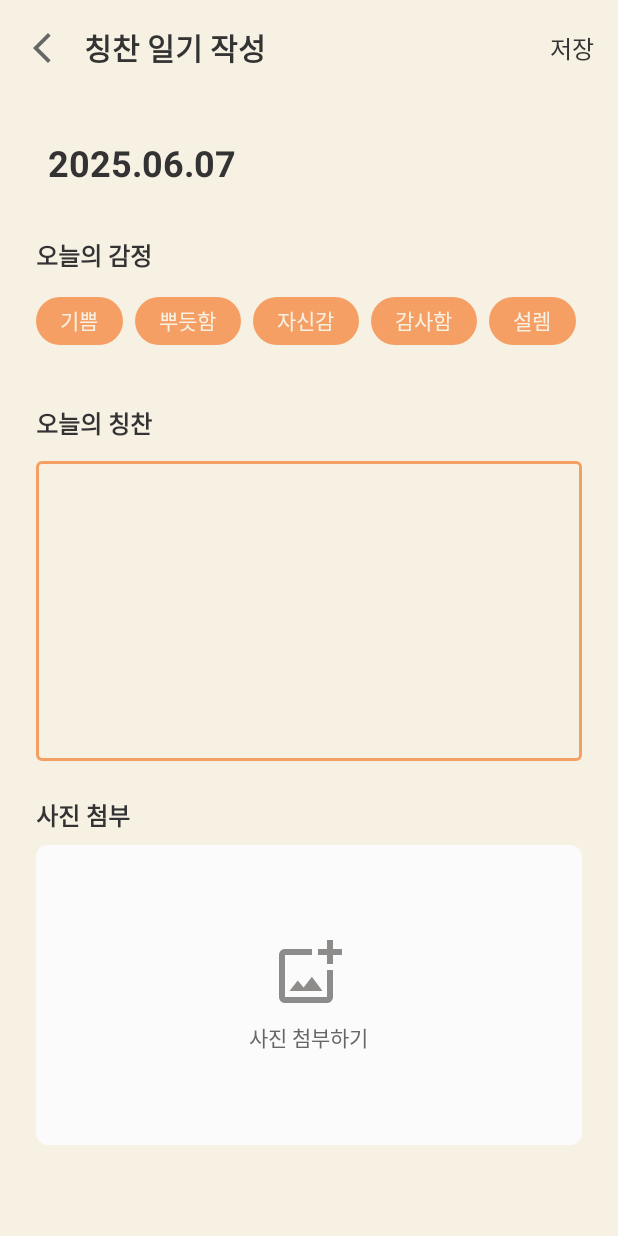
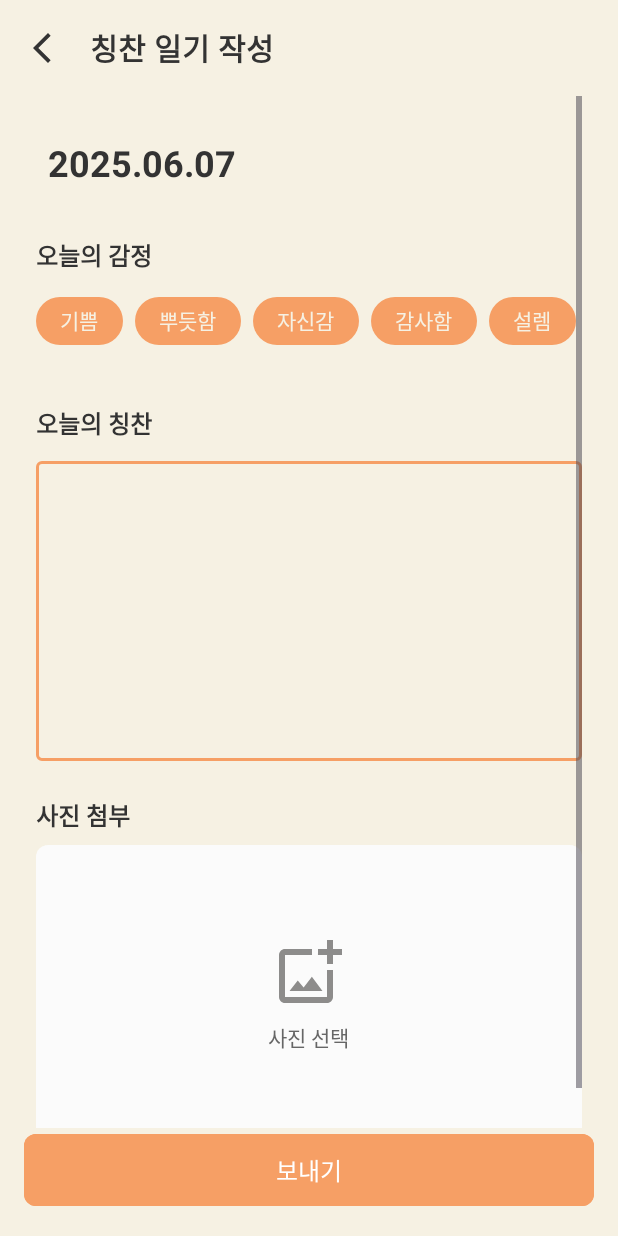
Before and after one commit to oxomi/PraisePrisonApp, an Android app: the fragment DiaryWriteFragment shown on its own in the app's theme, on a phone screen of 412 x 824 dp. Run offline under Robolectric (Android 15) with nearby library versions, the phone set to English and light mode, and no system bars; our stand-ins replace Firebase (no records; nobody signed in at launch, a user with empty details on screens opened directly).

Commit message:
fix: 툴 바 통일성 수정 & 일기 그룹방에 올리는거 구현(디자인은 미완)

```diff
--- a/app/src/main/java/com/example/praiseprisonapp/ui/group/DiaryWriteFragment.kt
+++ b/app/src/main/java/com/example/praiseprisonapp/ui/group/DiaryWriteFragment.kt
@@ -78,6 +78,7 @@ class DiaryWriteFragment : Fragment() {
         setupMoodSelection()
         setupImageButtons()
         setupContentField()
+        setupSendButton()
     }
 
     private fun setupToolbar() {
@@ -111,29 +112,6 @@ class DiaryWriteFragment : Fragment() {
         // 뒤로가기
         binding.toolbar.setNavigationOnClickListener {
             parentFragmentManager.popBackStack()
-        }
-
-        // 저장 버튼 스타일 설정
-        binding.toolbar.menu.findItem(R.id.action_save)?.let { menuItem ->
-            val actionView = LayoutInflater.from(requireContext()).inflate(R.layout.menu_item_save, null)
-            val saveText = actionView.findViewById<TextView>(R.id.saveText)
-            saveText.setTextColor(ContextCompat.getColor(requireContext(), R.color.textPrimary))
-            saveText.setPadding(0, 0, resources.getDimensionPixelSize(R.dimen.spacing_medium), 0)
-            menuItem.actionView = actionView
-            actionView.setOnClickListener {
-                saveDiary()
-            }
-        }
-
-        // 저장 버튼
-        binding.toolbar.setOnMenuItemClickListener { menuItem ->
-            when (menuItem.itemId) {
-                R.id.action_save -> {
-                    saveDiary()
-                    true
-                }
-                else -> false
-            }
         }
     }
 
@@ -193,10 +171,17 @@ class DiaryWriteFragment : Fragment() {
         }
     }
 
+    private fun setupSendButton() {
+        binding.sendButton.setOnClickListener {
+            saveDiary()
+        }
+    }
+
     private fun saveDiary() {
         val content = binding.etContent.text.toString().trim()
         if (content.isEmpty()) {
             Toast.makeText(context, "내용을 입력해주세요", Toast.LENGTH_SHORT).show()
+            binding.etContent.error = "내용을 입력해주세요"
             return
         }
 
@@ -204,6 +189,9 @@ class DiaryWriteFragment : Fragment() {
             Toast.makeText(context, "오늘의 감정을 선택해주세요", Toast.LENGTH_SHORT).show()
             return
         }
+
+        // 버튼 비활성화
+        binding.sendButton.isEnabled = false
 
         // 이미지가 있으면 먼저 업로드
         if (selectedImageUri != null) {
--- a/app/src/main/res/drawable/ic_adddiary.xml
+++ b/app/src/main/res/drawable/ic_adddiary.xml
@@ -1,5 +1,5 @@
-<vector xmlns:android="http://schemas.android.com/apk/res/android" android:height="40dp" android:tint="#F6F1E3" android:viewportHeight="24" android:viewportWidth="24" android:width="40dp">
+<vector xmlns:android="http://schemas.android.com/apk/res/android" android:height="30dp" android:tint="#F6F1E3" android:viewportHeight="24" android:viewportWidth="24" android:width="30dp">
 
-    <path android:fillColor="@android:color/white" android:pathData="M19,13h-6v6h-2v-6H5v-2h6V5h2v6h6v2z"/>
+    <path android:fillColor="@android:color/white" android:pathData="M3,17.25V21h3.75L17.81,9.94l-3.75,-3.75L3,17.25zM20.71,7.04c0.39,-0.39 0.39,-1.02 0,-1.41l-2.34,-2.34c-0.39,-0.39 -1.02,-0.39 -1.41,0l-1.83,1.83 3.75,3.75 1.83,-1.83z"/>
 
 </vector>
--- a/app/src/main/res/layout/diary_write.xml
+++ b/app/src/main/res/layout/diary_write.xml
@@ -8,32 +8,20 @@
     <!-- Toolbar -->
     <com.google.android.material.appbar.MaterialToolbar
         android:id="@+id/toolbar"
-        android:layout_width="match_parent"
-        android:layout_height="?attr/actionBarSize"
-        android:background="@color/background"
-        android:elevation="0dp"
+        style="@style/CustomToolbarStyle"
         app:layout_constraintTop_toTopOf="parent"
-        app:navigationIcon="@drawable/ic_back"
-        app:menu="@menu/menu_diary_write">
-
-        <TextView
-            android:layout_width="wrap_content"
-            android:layout_height="wrap_content"
-            android:text="칭찬 일기 작성"
-            android:textColor="@color/textPrimary"
-            android:textSize="20sp"
-            android:textStyle="bold" />
-
-    </com.google.android.material.appbar.MaterialToolbar>
+        app:title="칭찬 일기 작성"
+        app:navigationIcon="@drawable/ic_back" />
 
     <!-- Content -->
     <ScrollView
+        android:id="@+id/scrollView"
         android:layout_width="match_parent"
         android:layout_height="0dp"
         android:clipToPadding="false"
         android:paddingHorizontal="24dp"
         android:paddingBottom="16dp"
-        app:layout_constraintBottom_toBottomOf="parent"
+        app:layout_constraintBottom_toTopOf="@id/sendButton"
         app:layout_constraintTop_toBottomOf="@id/toolbar">
 
         <LinearLayout
@@ -213,15 +201,25 @@
                         android:layout_width="wrap_content"
                         android:layout_height="wrap_content"
                         android:layout_marginTop="8dp"
-                        android:text="사진 첨부하기"
+                        android:text="사진 선택"
                         android:textColor="@color/textSecondary" />
 
                 </LinearLayout>
-
             </androidx.cardview.widget.CardView>
-
         </LinearLayout>
-
     </ScrollView>
 
+    <!-- Send Button -->
+    <com.google.android.material.button.MaterialButton
+        android:id="@+id/sendButton"
+        android:layout_width="match_parent"
+        android:layout_height="wrap_content"
+        android:layout_margin="16dp"
+        android:paddingVertical="12dp"
+        android:backgroundTint="@color/accent"
+        android:text="보내기"
+        android:textSize="16sp"
+        app:cornerRadius="8dp"
+        app:layout_constraintBottom_toBottomOf="parent" />
+
 </androidx.constraintlayout.widget.ConstraintLayout>
--- a/app/src/main/res/values/styles.xml
+++ b/app/src/main/res/values/styles.xml
@@ -31,4 +31,52 @@
         <item name="chipStrokeWidth">0dp</item>
         <item name="chipCornerRadius">16dp</item>
     </style>
+
+    <!-- 공통 툴바 스타일 -->
+    <style name="CustomToolbarStyle" parent="Widget.Material3.Toolbar">
+        <item name="android:layout_width">match_parent</item>
+        <item name="android:layout_height">?attr/actionBarSize</item>
+        <item name="android:background">@color/background</item>
+        <item name="navigationIconTint">@color/textPrimary</item>
+        <item name="titleTextAppearance">@style/CustomToolbarTitleStyle</item>
+        <item name="contentInsetStartWithNavigation">0dp</item>
+    </style>
+
+    <!-- 툴바 제목 텍스트 스타일 -->
+    <style name="CustomToolbarTitleStyle" parent="TextAppearance.Material3.TitleMedium">
+        <item name="android:textColor">@color/textPrimary</item>
+        <item name="android:textSize">20sp</item>
+        <item name="android:textStyle">bold</item>
+    </style>
+
+    <!-- 툴바 저장 버튼 스타일 -->
+    <style name="CustomToolbarSaveButton" parent="Widget.Material3.Button.TextButton">
+        <item name="android:textColor">@color/textPrimary</item>
+        <item name="android:textSize">16sp</item>
+        <item name="android:textStyle">bold</item>
+        <item name="android:paddingEnd">16dp</item>
+        <item name="android:minWidth">0dp</item>
+        <item name="android:minHeight">0dp</item>
+    </style>
+
+    <!-- 공통 제목 텍스트 스타일 -->
+    <style name="CustomTitleTextStyle">
+        <item name="android:textColor">@color/textPrimary</item>
+        <item name="android:textSize">16sp</item>
+        <item name="android:textStyle">bold</item>
+    </style>
+
+    <!-- 공통 내용 텍스트 스타일 -->
+    <style name="CustomContentTextStyle">
+        <item name="android:textColor">@color/textPrimary</item>
+        <item name="android:textSize">14sp</item>
+        <item name="android:textStyle">bold</item>
+    </style>
+
+    <!-- 공통 라벨 텍스트 스타일 -->
+    <style name="CustomLabelTextStyle">
+        <item name="android:textColor">@color/textPrimary</item>
+        <item name="android:textSize">16sp</item>
+        <item name="android:textStyle">bold</item>
+    </style>
 </resources>
```
Also changed, not shown: app/src/main/java/com/example/praiseprisonapp/ui/home_tab/fragment/GroupCreateFragment.kt (+15 -3 lines), app/src/main/res/layout/group_create.xml (+10 -13 lines), app/src/main/res/layout/group_detail.xml (+12 -9 lines), app/src/main/res/layout/home_main.xml (+3 -17 lines), app/src/main/res/layout/item_comment.xml (+3 -4 lines), app/src/main/res/layout/item_diary.xml (+5 -6 lines).
